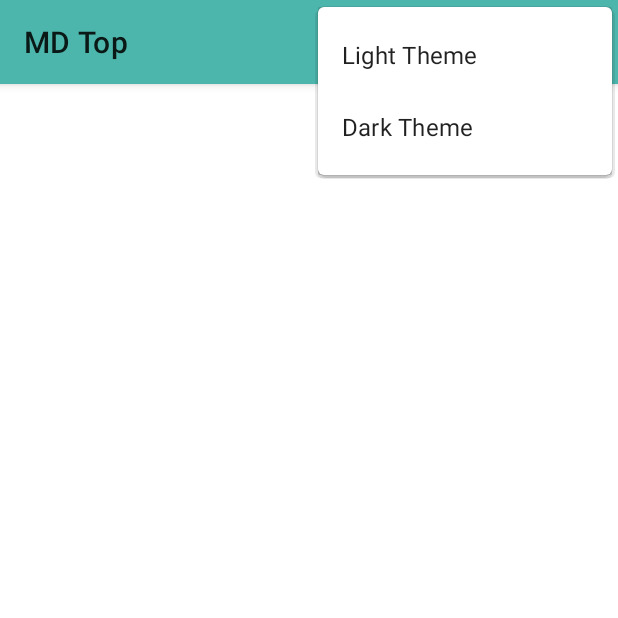
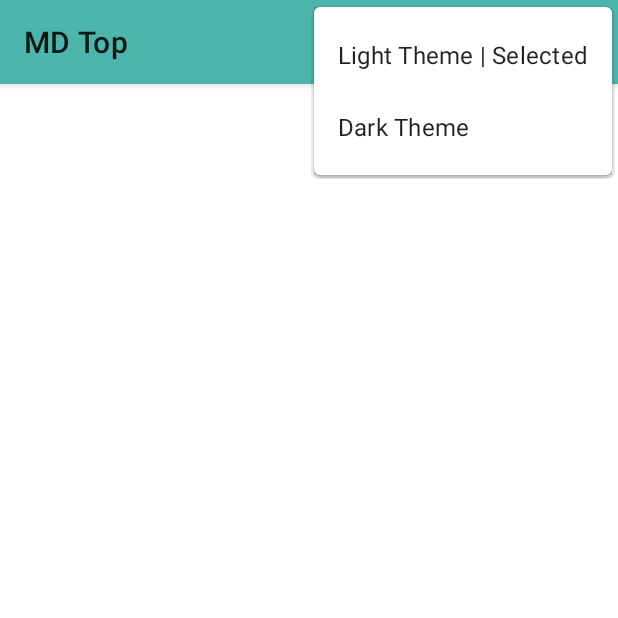
Before and after one commit to franlop24/MD-TopArtists, an Android app: the screen it shows after launch (MainActivity), with the options menu open, on a phone screen of 412 x 824 dp, the top half of it. Run offline under Robolectric (Android 15) with nearby library versions, the phone set to English and light mode, and no system bars; our stand-ins replace ButterKnife, CircleImageView; libraries missing offline, so code that uses them is left out: com.raizlabs.android; pictures from the network do not load; 3 statements that could not run were skipped.

Commit message:
Dark Theme - StatusBar, NavigationBar y Mas

```diff
--- /dev/null
+++ b/app/src/main/res/values-night-v23/themes.xml
@@ -0,0 +1,7 @@
+<?xml version="1.0" encoding="utf-8"?>
+<resources>
+    <style name="MyTheme.DayNight" parent="MyTheme.DarkTheme">
+        <item name="android:windowLightStatusBar">false</item>
+
+    </style>
+</resources>
--- /dev/null
+++ b/app/src/main/res/values-night/strings.xml
@@ -0,0 +1,5 @@
+<?xml version="1.0" encoding="utf-8"?>
+<resources>
+    <string name="action_lightTheme">Light Theme</string>
+    <string name="action_darkTheme">Dark Theme | Selected</string>
+</resources>
--- /dev/null
+++ b/app/src/main/res/values-night/themes.xml
@@ -0,0 +1,10 @@
+<?xml version="1.0" encoding="utf-8"?>
+<resources xmlns:tools="http://schemas.android.com/tools">
+
+    <style name="MyTheme.DarkTheme" parent="Base.MyTheme">
+        <item name="android:statusBarColor">?backgroundColor</item>
+        <item name="android:windowLightNavigationBar" tools:ignore="NewApi">false</item>
+    </style>
+    <style name="MyTheme.DayNight" parent="Base.MyTheme">
+    </style>
+</resources>
--- a/app/src/main/res/values/strings.xml
+++ b/app/src/main/res/values/strings.xml
@@ -1,7 +1,7 @@
 <resources>
     <string name="app_name">MD Top</string>
 
-    <string name="action_lightTheme">Light Theme</string>
+    <string name="action_lightTheme">Light Theme | Selected</string>
     <string name="action_darkTheme">Dark Theme</string>
 
     <string name="label_dialog_add">Añadir</string>
```
